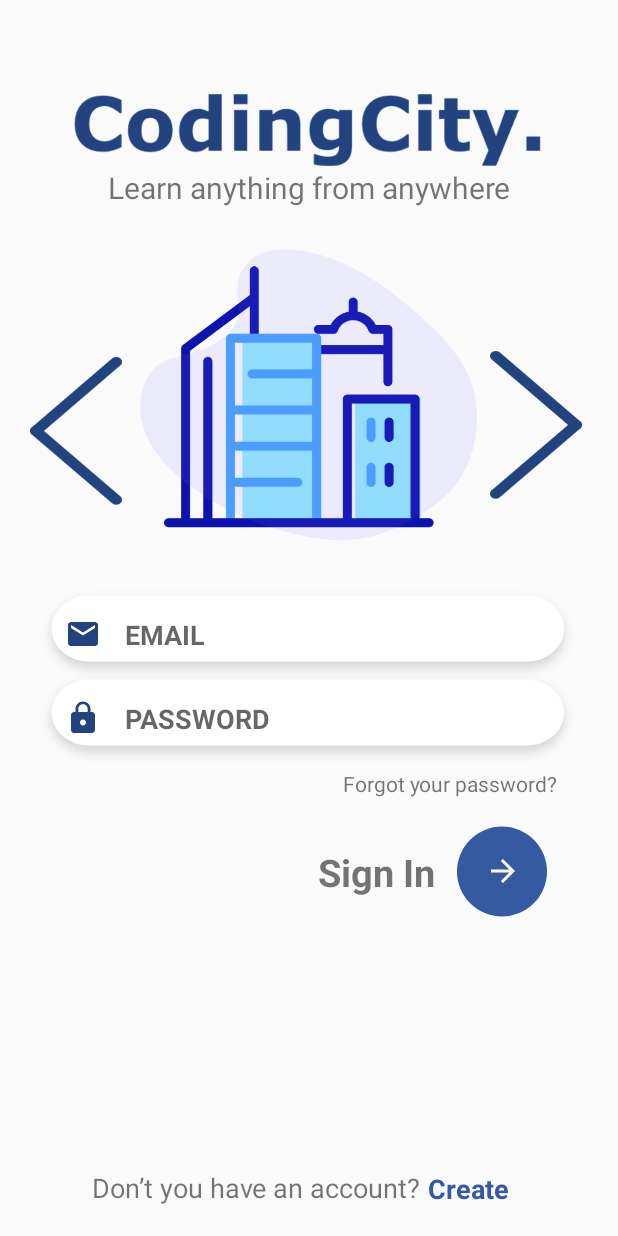
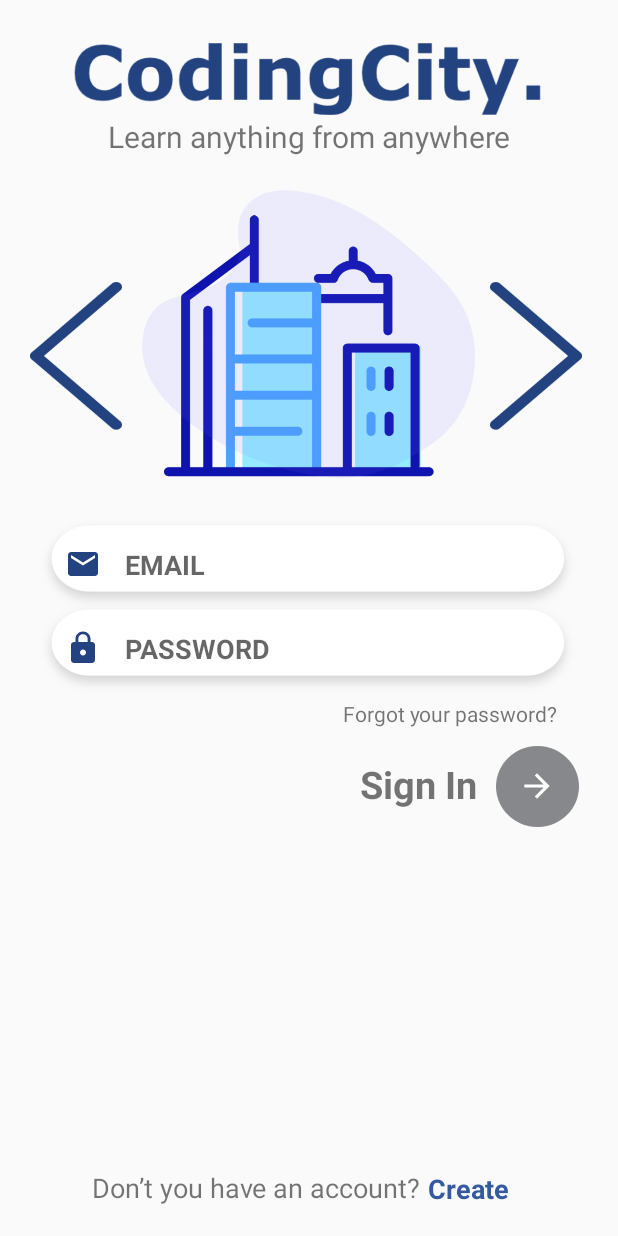
Before and after one commit to Punarvavyas/Coding-City, an Android app: the layout activity_login.xml on its own in the app's theme, with its tools: preview values and no code run, on a phone screen of 412 x 824 dp. Run offline under Robolectric (Android 15) with nearby library versions, the phone set to English and light mode, and no system bars.

Commit message:
initial redesign the login page done by Ruize

```diff
--- a/app/src/main/AndroidManifest.xml
+++ b/app/src/main/AndroidManifest.xml
@@ -13,6 +13,7 @@
         android:roundIcon="@mipmap/ic_launcher_round"
         android:supportsRtl="true"
         android:theme="@style/AppTheme">
+        <activity android:name=".authentication.SignUpActivity"></activity>
         <activity android:name=".authentication.LoginActivity"></activity>
         <activity android:name=".tutorial.IntroActivity">
             <intent-filter>
--- a/app/src/main/java/com/bignerdranch/android/codingcity/bean/MyAdapter.java
+++ b/app/src/main/java/com/bignerdranch/android/codingcity/bean/MyAdapter.java
@@ -13,6 +13,10 @@ import com.bignerdranch.android.codingcity.R;
 import java.util.ArrayList;
 import java.util.List;
 
+/**
+ * This is Adapter using for list view
+ * @author Ruize Nie
+ */
 public class MyAdapter extends BaseAdapter {
 
     private Context mContext;
--- a/app/src/main/java/com/bignerdranch/android/codingcity/quizinfo/Question.java
+++ b/app/src/main/java/com/bignerdranch/android/codingcity/quizinfo/Question.java
@@ -1,5 +1,9 @@
 package com.bignerdranch.android.codingcity.quizinfo;
 
+/**
+ * This is the Quiz item which can used for create quiz question
+ * @author Ruize Nie
+ */
 public class Question {
 
     private int mTextResId;
--- a/app/src/main/java/com/bignerdranch/android/codingcity/quizinfo/QuizActivity.java
+++ b/app/src/main/java/com/bignerdranch/android/codingcity/quizinfo/QuizActivity.java
@@ -12,6 +12,10 @@ import com.bignerdranch.android.codingcity.R;
 
 import androidx.appcompat.app.AppCompatActivity;
 
+/**
+ * This is the Quiz activity which interact with user doing quiz
+ * @author Ruize Nie
+ */
 public class QuizActivity extends AppCompatActivity {
 
     private Button mTrueButton;
--- a/app/src/main/java/com/bignerdranch/android/codingcity/setting/SettingActivity.java
+++ b/app/src/main/java/com/bignerdranch/android/codingcity/setting/SettingActivity.java
@@ -11,6 +11,10 @@ import android.widget.Toast;
 
 import com.bignerdranch.android.codingcity.R;
 
+/**
+ * This is the Setting page which show basic setting component
+ * @author Ruize Nie
+ */
 public class SettingActivity extends AppCompatActivity {
 
     private SwitchCompat mSwitchV;
--- a/app/src/main/res/drawable/btn_auth.xml
+++ /dev/null
@@ -1,10 +0,0 @@
-<?xml version="1.0" encoding="utf-8"?>
-<shape xmlns:android="http://schemas.android.com/apk/res/android"
-    android:shape="ring"
-    android:innerRadius="0dp"
-    android:thickness="30dp"
-    android:useLevel="false">
-    <solid
-        android:color="@color/colorPrimaryDark"
-        />
-</shape>
--- /dev/null
+++ b/app/src/main/res/drawable/btn_auth_selector.xml
@@ -0,0 +1,6 @@
+<?xml version="1.0" encoding="utf-8"?>
+<selector xmlns:android="http://schemas.android.com/apk/res/android">
+    <item android:drawable="@drawable/btn_auth_selected"
+        android:state_pressed="true" />
+    <item android:drawable="@drawable/btn_auth_default" />
+</selector>
--- a/app/src/main/res/drawable/ic_arrow_forward.xml
+++ b/app/src/main/res/drawable/ic_arrow_forward.xml
@@ -1,6 +1,6 @@
 <vector xmlns:android="http://schemas.android.com/apk/res/android"
-        android:width="24dp"
-        android:height="24dp"
+        android:width="25dp"
+        android:height="25dp"
         android:viewportWidth="24.0"
         android:viewportHeight="24.0">
     <path
--- a/app/src/main/res/layout/activity_login.xml
+++ b/app/src/main/res/layout/activity_login.xml
@@ -11,7 +11,7 @@
         android:id="@+id/login_title"
         android:layout_width="317dp"
         android:layout_height="61dp"
-        android:layout_marginTop="50dp"
+        android:layout_marginTop="16dp"
         app:layout_constraintEnd_toEndOf="parent"
         app:layout_constraintStart_toStartOf="parent"
         app:layout_constraintTop_toTopOf="parent"
@@ -33,7 +33,7 @@
         android:layout_height="105dp"
         android:layout_marginStart="20dp"
         android:layout_marginLeft="20dp"
-        android:layout_marginTop="96dp"
+        android:layout_marginTop="80dp"
         app:layout_constraintStart_toStartOf="parent"
         app:layout_constraintTop_toBottomOf="@+id/login_desc"
         app:srcCompat="@drawable/auth_logo_left" />
@@ -53,8 +53,8 @@
 
     <ImageView
         android:id="@+id/login_back_img"
-        android:layout_width="228dp"
-        android:layout_height="266dp"
+        android:layout_width="225dp"
+        android:layout_height="253dp"
         app:layout_constraintEnd_toEndOf="parent"
         app:layout_constraintStart_toStartOf="parent"
         app:layout_constraintTop_toTopOf="@+id/login_desc"
@@ -64,7 +64,7 @@
         android:id="@+id/login_right_img"
         android:layout_width="61dp"
         android:layout_height="105dp"
-        android:layout_marginTop="92dp"
+        android:layout_marginTop="80dp"
         android:layout_marginEnd="24dp"
         android:layout_marginRight="24dp"
         app:layout_constraintEnd_toEndOf="parent"
@@ -117,16 +117,17 @@
         app:layout_constraintStart_toStartOf="parent"
         app:layout_constraintTop_toBottomOf="@+id/user_password" />
 
+
     <Button
         android:id="@+id/btn_sign_in"
-        android:layout_width="76dp"
-        android:layout_height="66dp"
-        android:layout_marginTop="16dp"
-        android:background="@drawable/btn_auth"
+        android:layout_width="55dp"
+        android:layout_height="54dp"
+        android:layout_marginTop="12dp"
+        android:background="@drawable/btn_auth_selector"
         android:drawableRight="@drawable/ic_arrow_forward"
-        android:paddingRight="25dp"
+        android:paddingRight="15dp"
         app:layout_constraintEnd_toEndOf="parent"
-        app:layout_constraintHorizontal_bias="0.883"
+        app:layout_constraintHorizontal_bias="0.928"
         app:layout_constraintStart_toStartOf="parent"
         app:layout_constraintTop_toBottomOf="@+id/forget_password" />
 
@@ -134,9 +135,9 @@
         android:id="@+id/tv_sign_in"
         android:layout_width="wrap_content"
         android:layout_height="wrap_content"
-        android:layout_marginStart="212dp"
-        android:layout_marginLeft="212dp"
-        android:layout_marginTop="32dp"
+        android:layout_marginStart="240dp"
+        android:layout_marginLeft="240dp"
+        android:layout_marginTop="20dp"
         android:text="Sign In"
         android:textSize="25sp"
         android:textStyle="bold"
@@ -168,4 +169,5 @@
         app:layout_constraintEnd_toEndOf="parent"
         app:layout_constraintHorizontal_bias="0.0"
         app:layout_constraintStart_toEndOf="@+id/login_tv" />
+
 </androidx.constraintlayout.widget.ConstraintLayout>
--- a/build.gradle
+++ b/build.gradle
@@ -18,7 +18,6 @@ allprojects {
     repositories {
         google()
         jcenter()
-
     }
 }
 
```
Also changed, not shown: app/src/main/java/com/bignerdranch/android/codingcity/authentication/LoginActivity.java (+32 -0 lines), app/src/main/java/com/bignerdranch/android/codingcity/authentication/SignUpActivity.java (added, +22 -0 lines), app/src/main/java/com/bignerdranch/android/codingcity/tutorial/IntroActivity.java (+4 -3 lines), app/src/main/res/layout/activity_signup.xml (added, +9 -0 lines), app/src/main/res/drawable/btn_auth_default.png (added), app/src/main/res/drawable/btn_auth_selected.png (added).
